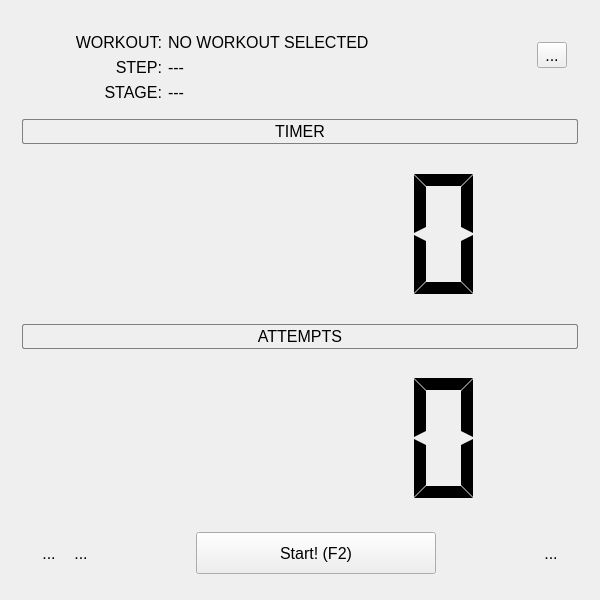
antongus/kettlebell-timer, file src/ui/MainWindow.ui: the form before one commit.
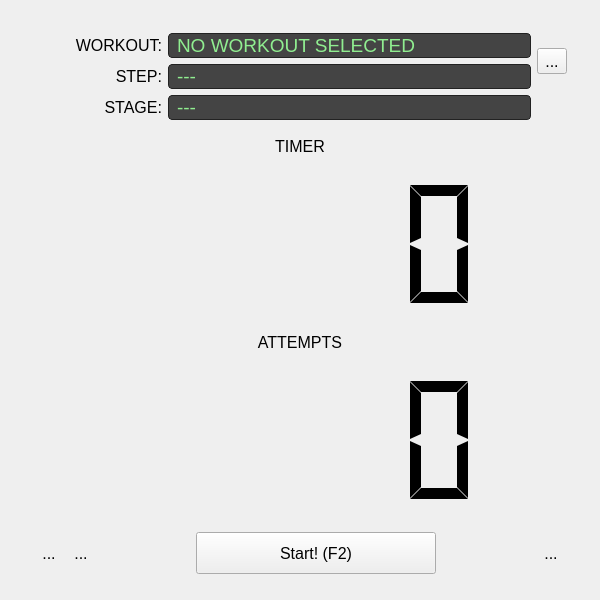
The form after the commit. Icons and pictures are not drawn.

Commit message: add style to labels

Diff of the .ui file:
```diff
--- a/src/ui/MainWindow.ui
+++ b/src/ui/MainWindow.ui
@@ -41,6 +41,15 @@
               <verstretch>0</verstretch>
              </sizepolicy>
             </property>
+            <property name="styleSheet">
+             <string notr="true">background-color: #444444;
+border: 1px solid #222;
+border-radius: 4px;
+padding: 0px 3px;
+font-size: 14pt;
+color: lightgreen;
+</string>
+            </property>
             <property name="text">
              <string>NO WORKOUT SELECTED</string>
             </property>
@@ -83,6 +92,15 @@
           </item>
           <item row="3" column="2">
            <widget class="QLabel" name="labelStageCaption">
+            <property name="styleSheet">
+             <string notr="true">background-color: #444444;
+border: 1px solid #222;
+border-radius: 4px;
+padding: 0px 3px;
+font-size: 14pt;
+color: lightgreen;
+</string>
+            </property>
             <property name="text">
              <string>---</string>
             </property>
@@ -109,6 +127,15 @@
           </item>
           <item row="1" column="2">
            <widget class="QLabel" name="labelStepCaption">
+            <property name="styleSheet">
+             <string notr="true">background-color: #444444;
+border: 1px solid #222;
+border-radius: 4px;
+padding: 0px 3px;
+font-size: 14pt;
+color: lightgreen;
+</string>
+            </property>
             <property name="text">
              <string>---</string>
             </property>
@@ -148,13 +175,6 @@
            <height>0</height>
           </size>
          </property>
-         <property name="styleSheet">
-          <string notr="true">padding: 2px 2px;
-border: 1px solid;
-border-radius: 2px;
-border-color: gray;
-font-size: 12pt;</string>
-         </property>
          <property name="text">
           <string>TIMER</string>
          </property>
@@ -179,8 +199,8 @@
             </property>
             <property name="sizeHint" stdset="0">
              <size>
-              <width>40</width>
-              <height>20</height>
+              <width>37</width>
+              <height>17</height>
              </size>
             </property>
            </spacer>
@@ -217,8 +237,8 @@
             </property>
             <property name="sizeHint" stdset="0">
              <size>
-              <width>40</width>
-              <height>20</height>
+              <width>37</width>
+              <height>17</height>
              </size>
             </property>
            </spacer>
@@ -234,13 +254,6 @@
            <height>0</height>
           </size>
          </property>
-         <property name="styleSheet">
-          <string notr="true">padding: 2px 2px;
-border: 1px solid;
-border-radius: 2px;
-border-color: gray;
-font-size: 12pt;</string>
-         </property>
          <property name="text">
           <string>ATTEMPTS</string>
          </property>
@@ -265,8 +278,8 @@
             </property>
             <property name="sizeHint" stdset="0">
              <size>
-              <width>40</width>
-              <height>20</height>
+              <width>37</width>
+              <height>17</height>
              </size>
             </property>
            </spacer>
@@ -303,8 +316,8 @@
             </property>
             <property name="sizeHint" stdset="0">
              <size>
-              <width>40</width>
-              <height>20</height>
+              <width>37</width>
+              <height>17</height>
              </size>
             </property>
            </spacer>
```
The commit also changes 2 other files.
